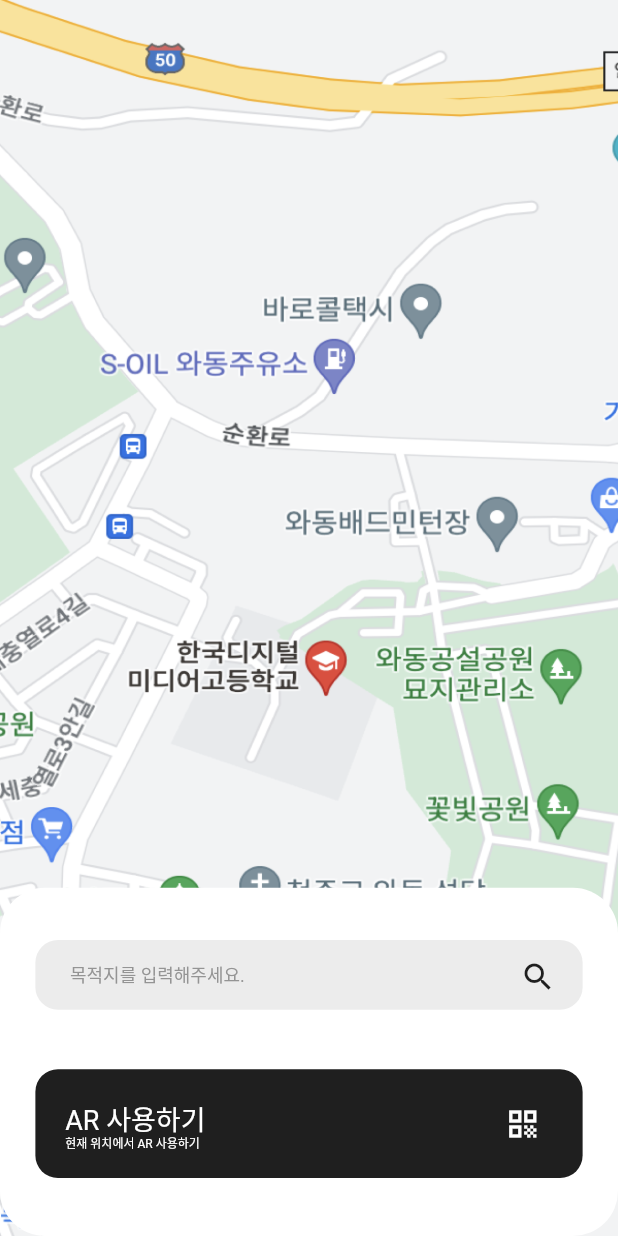
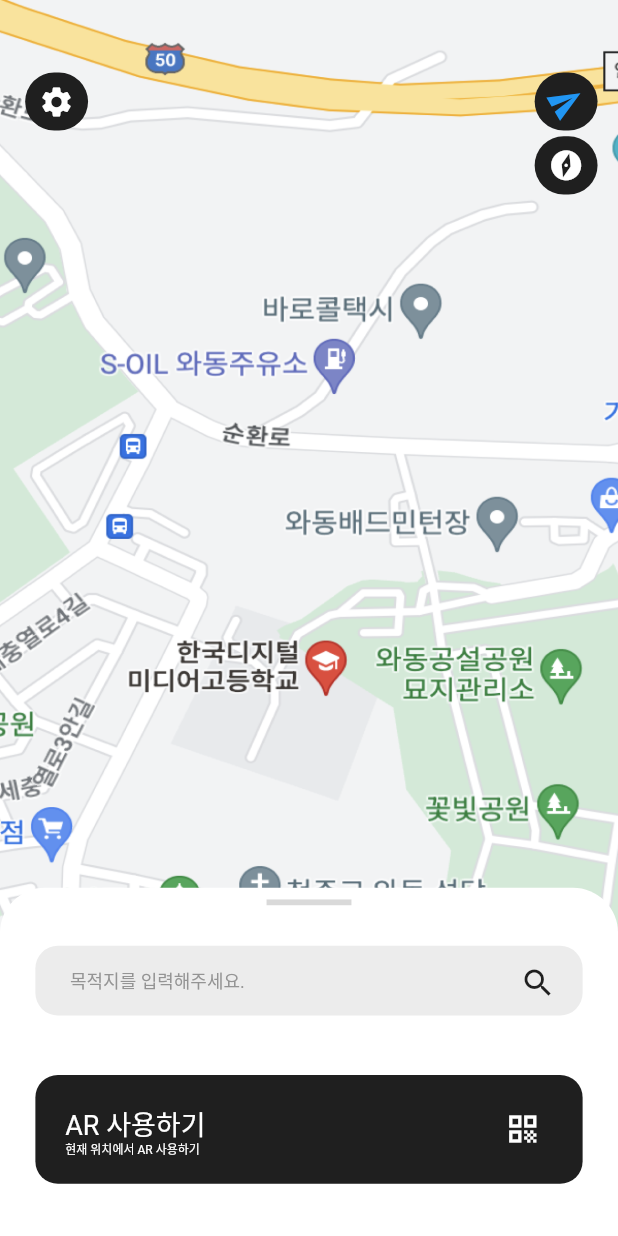
Before and after one commit to j-MARP/MARP-mobile, a Flutter app: the screen it shows after launch, on a phone screen of 412 x 824 dp. Run offline on Flutter 3.47's test engine with Material 2 defaults, Android fonts, the phone set to English and light mode, and no system bars; our stand-ins replace get.

Commit message:
main icon add

```diff
--- a/lib/containers/MainScreen/bottom.dart
+++ b/lib/containers/MainScreen/bottom.dart
@@ -17,6 +17,11 @@ class _BottomContainerState extends State<BottomContainer> {
         SizedBox(
           height: screenheightFixed * 8,
           width: screenwidthFixed * 1,
+        ),
+        Container(
+          width: screenwidthFixed * 54,
+          height: screenheightFixed * 4,
+          color: const Color(0xffd9d9d9),
         ),
         SizedBox(
           height: screenheightFixed * 28,
--- /dev/null
+++ b/lib/containers/circomp.dart
@@ -0,0 +1,100 @@
+import 'package:flutter/material.dart';
+
+class CirComp extends StatefulWidget {
+  const CirComp({super.key});
+
+  @override
+  State<CirComp> createState() => _CirCompState();
+}
+
+class _CirCompState extends State<CirComp> {
+  @override
+  Widget build(BuildContext context) {
+    double screenwidthFixed = MediaQuery.of(context).size.width / 393;
+    double screenheightFixed = MediaQuery.of(context).size.height / 852;
+    return Column(
+      children: [
+        SizedBox(
+          height: screenheightFixed * 48,
+          width: screenwidthFixed * 1,
+        ),
+        SizedBox(
+          width: screenwidthFixed * 393,
+          height: screenheightFixed * 88,
+          child: Column(
+            children: [
+              SizedBox(
+                width: screenwidthFixed * 393,
+                height: screenheightFixed * 44,
+                child: Row(
+                  children: [
+                    SizedBox(
+                      width: screenwidthFixed * 16,
+                      height: screenheightFixed * 1,
+                    ),
+                    Container(
+                      width: screenwidthFixed * 40,
+                      height: screenheightFixed * 40,
+                      decoration: BoxDecoration(
+                        borderRadius: BorderRadius.circular(100),
+                        color: const Color(0xff1F1F1F),
+                      ),
+                      child: const Icon(
+                        Icons.settings,
+                        color: Colors.white,
+                      ),
+                    ),
+                    SizedBox(
+                      width: screenwidthFixed * 284,
+                      height: screenheightFixed * 1,
+                    ),
+                    Container(
+                        width: screenwidthFixed * 40,
+                        height: screenheightFixed * 40,
+                        decoration: BoxDecoration(
+                          borderRadius: BorderRadius.circular(100),
+                          color: const Color(0xff1F1F1F),
+                        ),
+                        child: Transform.rotate(
+                          angle: 100,
+                          child: const Icon(
+                            Icons.send,
+                            color: Colors.blue,
+                          ),
+                        )),
+                  ],
+                ),
+              ),
+              SizedBox(
+                width: screenwidthFixed * 393,
+                height: screenheightFixed * 44,
+                child: Row(
+                  children: [
+                    SizedBox(
+                      width: screenwidthFixed * 340,
+                      height: screenheightFixed * 1,
+                    ),
+                    Container(
+                        width: screenwidthFixed * 40,
+                        height: screenheightFixed * 40,
+                        decoration: BoxDecoration(
+                          borderRadius: BorderRadius.circular(100),
+                          color: const Color(0xff1F1F1F),
+                        ),
+                        child: Transform.rotate(
+                          angle: 100,
+                          child: const Icon(
+                            Icons.explore,
+                            color: Colors.white,
+                          ),
+                        )),
+                  ],
+                ),
+              ),
+            ],
+          ),
+        )
+      ],
+    );
+  }
+}
--- a/lib/screens/main_screen.dart
+++ b/lib/screens/main_screen.dart
@@ -1,4 +1,5 @@
 import 'package:flutter/material.dart';
+import 'package:marp_m/containers/circomp.dart';
 import '../containers/MainScreen/bottom.dart';
 
 class MainScreen extends StatefulWidget {
@@ -15,20 +16,6 @@ class _MainScreenState extends State<MainScreen> {
     double screenheightFixed = MediaQuery.of(context).size.height / 852;
     return Stack(
       children: [
-        Column(
-          children: [
-            SizedBox(
-              height: screenheightFixed * 642,
-            ),
-            Container(
-              width: screenwidthFixed * 393,
-              height: screenheightFixed * 210,
-              decoration: const BoxDecoration(
-                color: Colors.white,
-              ),
-            )
-          ],
-        ),
         SizedBox(
           width: screenwidthFixed * 393,
           height: screenheightFixed * 852,
@@ -38,6 +25,19 @@ class _MainScreenState extends State<MainScreen> {
             ),
             fit: BoxFit.fill,
           ),
+        ),
+        Column(
+          children: [
+            SizedBox(
+              height: screenheightFixed * 642,
+              width: screenwidthFixed * 1,
+            ),
+            Container(
+              width: screenwidthFixed * 393,
+              height: screenheightFixed * 210,
+              color: Color.fromARGB(255, 255, 255, 255),
+            )
+          ],
         ),
         Column(
           children: [
@@ -55,6 +55,7 @@ class _MainScreenState extends State<MainScreen> {
             )
           ],
         ),
+        const CirComp()
       ],
     );
   }
```
